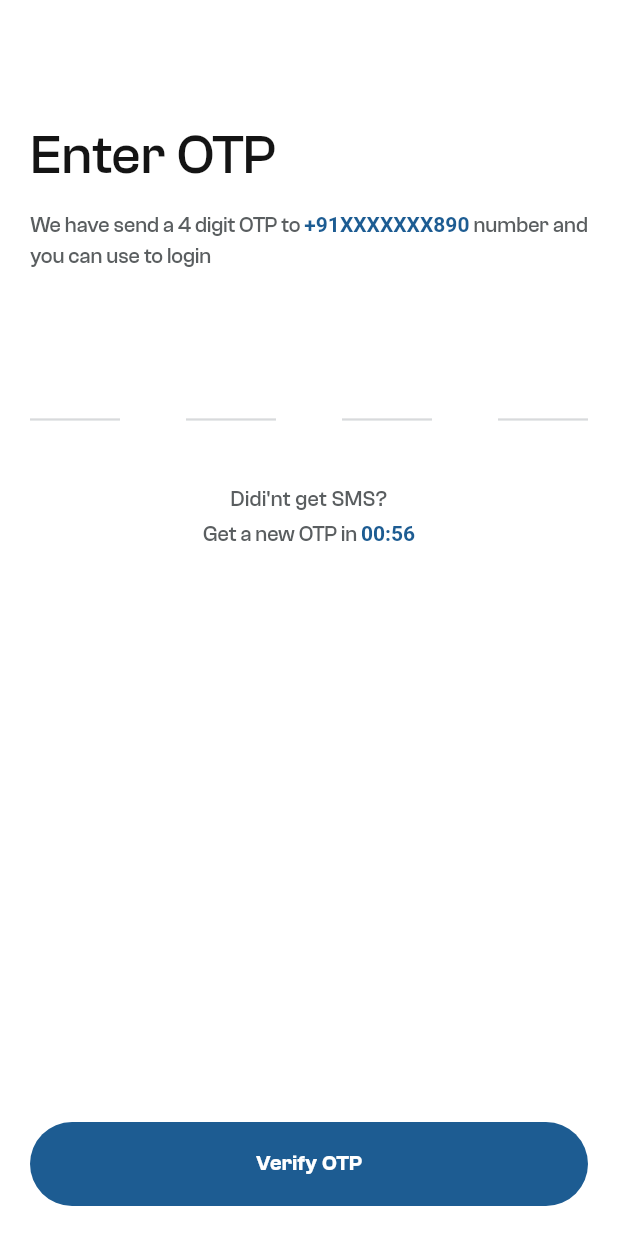
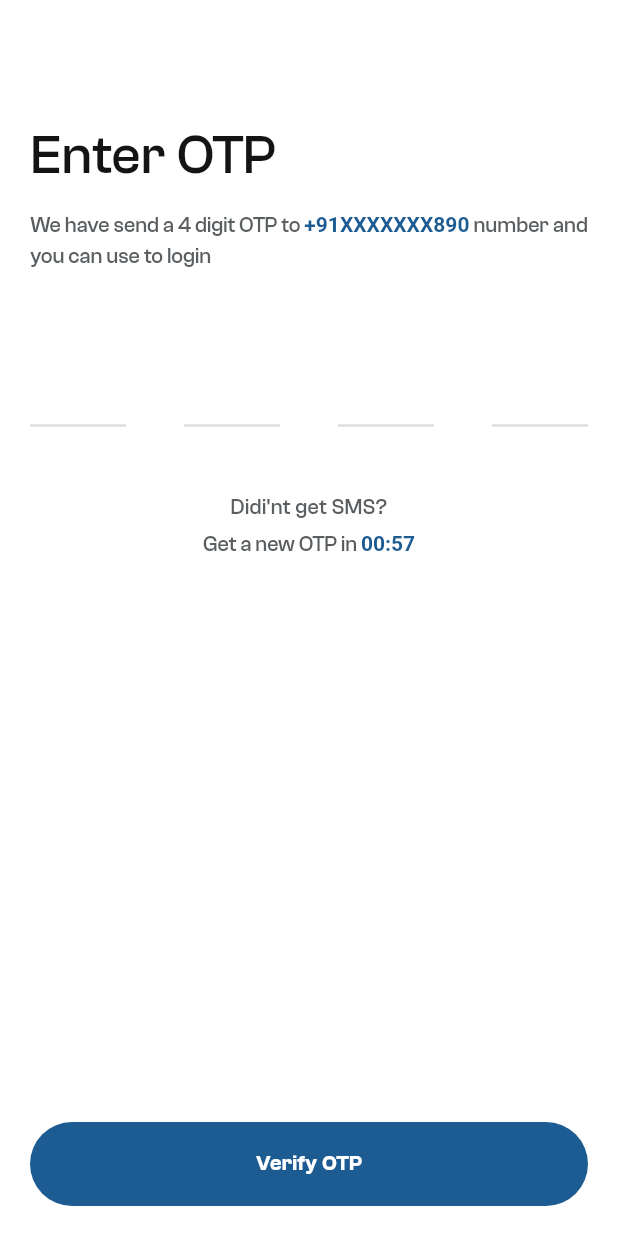
Before and after one commit to SHIDULPP/drivefor_me, a Flutter app: the OTPScreen screen opened directly, after a tap on "Verify OTP", on a phone screen of 412 x 824 dp. Run offline on Flutter 3.47's test engine with Material 3 defaults, Android fonts, the phone set to English and light mode, and no system bars; drawn by our look-alikes of pin_code_fields; our stand-ins replace flutter_riverpod, intl_phone_field, loading_indicator, shimmer.

Commit message:
added otp screen

```diff
--- a/lib/src/interfaces/onboarding/login_page.dart
+++ b/lib/src/interfaces/onboarding/login_page.dart
@@ -257,7 +257,8 @@
 
   void startTimer() {
     _isButtonDisabled = true;
-    _start = 59;
+    _start = 60;
+    _timer?.cancel();
     _timer = Timer.periodic(const Duration(seconds: 1), (timer) {
       if (_start == 0) {
         setState(() {
@@ -270,6 +271,14 @@
         });
       }
     });
+  }
+
+  String _maskedPhone() {
+    final phone = widget.fullPhone;
+    if (phone.length <= 3) return '${widget.countryCode}$phone';
+    final visible = phone.substring(phone.length - 3);
+    final masked = 'X' * (phone.length - 3);
+    return '${widget.countryCode}$masked$visible';
   }
 
   // void resendCode() {
@@ -317,14 +326,6 @@
   //   }
   // }
 
-  String _maskedPhone() {
-    final phone = widget.fullPhone;
-    if (phone.length <= 6) return phone;
-    final visible = phone.substring(phone.length - 3);
-    final masked = 'X' * (phone.length - 3);
-    return '${widget.countryCode}$masked$visible';
-  }
-
   @override
   Widget build(BuildContext context) {
     final isLoading = ref.watch(loadingProvider);
@@ -336,6 +337,7 @@
         child: Column(
           crossAxisAlignment: CrossAxisAlignment.start,
           children: [
+            // ── Scrollable content ──────────────────────────────────────
             Expanded(
               child: SingleChildScrollView(
                 padding: const EdgeInsets.symmetric(horizontal: 20),
@@ -343,6 +345,7 @@
                   crossAxisAlignment: CrossAxisAlignment.start,
                   children: [
                     SizedBox(height: MediaQuery.of(context).size.height * 0.1),
+
                     // Title
                     anim.AnimatedWidgetWrapper(
                       animationType: anim.AnimationType.fadeSlideInFromLeft,
@@ -350,16 +353,19 @@
                       child: Text('Enter OTP', style: kHeadTitleR),
                     ),
                     const SizedBox(height: 12),
-                    // Subtitle with masked phone highlighted
+
+                    // Subtitle — masked phone highlighted in blue
                     anim.AnimatedWidgetWrapper(
                       animationType: anim.AnimationType.fadeSlideInFromLeft,
                       duration: anim.AnimationDuration.normal,
                       delayMilliseconds: 100,
                       child: RichText(
                         text: TextSpan(
-                          style: kSubHeadingR.copyWith(
+                          style: const TextStyle(
+                            fontFamily: 'ClashGrotesk',
+                            fontSize: 14,
+                            fontWeight: FontWeight.w500,
                             color: kSecondaryTextColor,
-                            fontSize: 14,
                             height: 1.5,
                           ),
                           children: [
@@ -368,7 +374,7 @@
                             ),
                             TextSpan(
                               text: _maskedPhone(),
-                              style: TextStyle(
+                              style: const TextStyle(
                                 color: kPrimaryColor,
                                 fontWeight: FontWeight.w600,
                               ),
@@ -381,7 +387,8 @@
                       ),
                     ),
                     const SizedBox(height: 40),
-                    // 4-digit OTP fields with underline style
+
+                    // 4-digit OTP — underline style, large digits
                     anim.AnimatedWidgetWrapper(
                       animationType: anim.AnimationType.fadeSlideInFromBottom,
                       duration: anim.AnimationDuration.normal,
@@ -392,14 +399,16 @@
                         obscureText: false,
                         keyboardType: TextInputType.number,
                         animationType: AnimationType.scale,
-                        textStyle: kHeadTitleR.copyWith(
+                        textStyle: const TextStyle(
+                          fontFamily: 'ClashGrotesk',
                           color: kTextColor,
-                          fontSize: 32,
+                          fontSize: 34,
+                          fontWeight: FontWeight.w500,
                         ),
                         pinTheme: PinTheme(
                           shape: PinCodeFieldShape.underline,
-                          fieldHeight: 60,
-                          fieldWidth: 60,
+                          fieldHeight: 64,
+                          fieldWidth: 64,
                           selectedColor: kPrimaryColor,
                           activeColor: kPrimaryColor,
                           inactiveColor: kBorder,
@@ -416,7 +425,8 @@
                       ),
                     ),
                     const SizedBox(height: 28),
-                    // "Didn't get SMS?" + countdown
+
+                    // "Didn't get SMS?" + countdown / resend
                     anim.AnimatedWidgetWrapper(
                       animationType: anim.AnimationType.fadeSlideInFromLeft,
                       duration: anim.AnimationDuration.normal,
@@ -424,23 +434,27 @@
                       child: Column(
                         crossAxisAlignment: CrossAxisAlignment.center,
                         children: [
-                          SizedBox(
+                          const SizedBox(
                             width: double.infinity,
                             child: Text(
                               "Didi'nt get SMS?",
                               textAlign: TextAlign.center,
-                              style: kSubHeadingR.copyWith(
+                              style: TextStyle(
+                                fontFamily: 'ClashGrotesk',
                                 fontSize: 14,
+                                fontWeight: FontWeight.w500,
                                 color: kSecondaryTextColor,
                               ),
                             ),
                           ),
                           const SizedBox(height: 6),
-                          _isButtonDisabled
-                              ? RichText(
+                          if (_isButtonDisabled)
+                            RichText(
                               text: TextSpan(
-                                    style: kSubHeadingR.copyWith(
+                                style: const TextStyle(
+                                  fontFamily: 'ClashGrotesk',
                                   fontSize: 14,
+                                  fontWeight: FontWeight.w500,
                                   color: kSecondaryTextColor,
                                 ),
                                 children: [
@@ -448,7 +462,7 @@
                                   TextSpan(
                                     text:
                                         '00:${_start.toString().padLeft(2, '0')}',
-                                        style: TextStyle(
+                                    style: const TextStyle(
                                       color: kPrimaryColor,
                                       fontWeight: FontWeight.w600,
                                     ),
@@ -456,14 +470,16 @@
                                 ],
                               ),
                             )
-                              : GestureDetector(
+                          else
+                            GestureDetector(
                               onTap: startTimer,
-                                  child: Text(
+                              child: const Text(
                                 'Resend OTP',
-                                    style: kSubHeadingR.copyWith(
+                                style: TextStyle(
+                                  fontFamily: 'ClashGrotesk',
                                   fontSize: 14,
+                                  fontWeight: FontWeight.w600,
                                   color: kPrimaryColor,
-                                      fontWeight: FontWeight.w600,
                                 ),
                               ),
                             ),
@@ -474,7 +490,8 @@
                 ),
               ),
             ),
-            // Verify OTP button pinned to bottom
+
+            // ── Verify OTP button pinned to bottom ───────────────────────
             Padding(
               padding: const EdgeInsets.fromLTRB(20, 12, 20, 20),
               child: anim.AnimatedWidgetWrapper(
```
Lines whose indentation alone changed are shown as unchanged.
